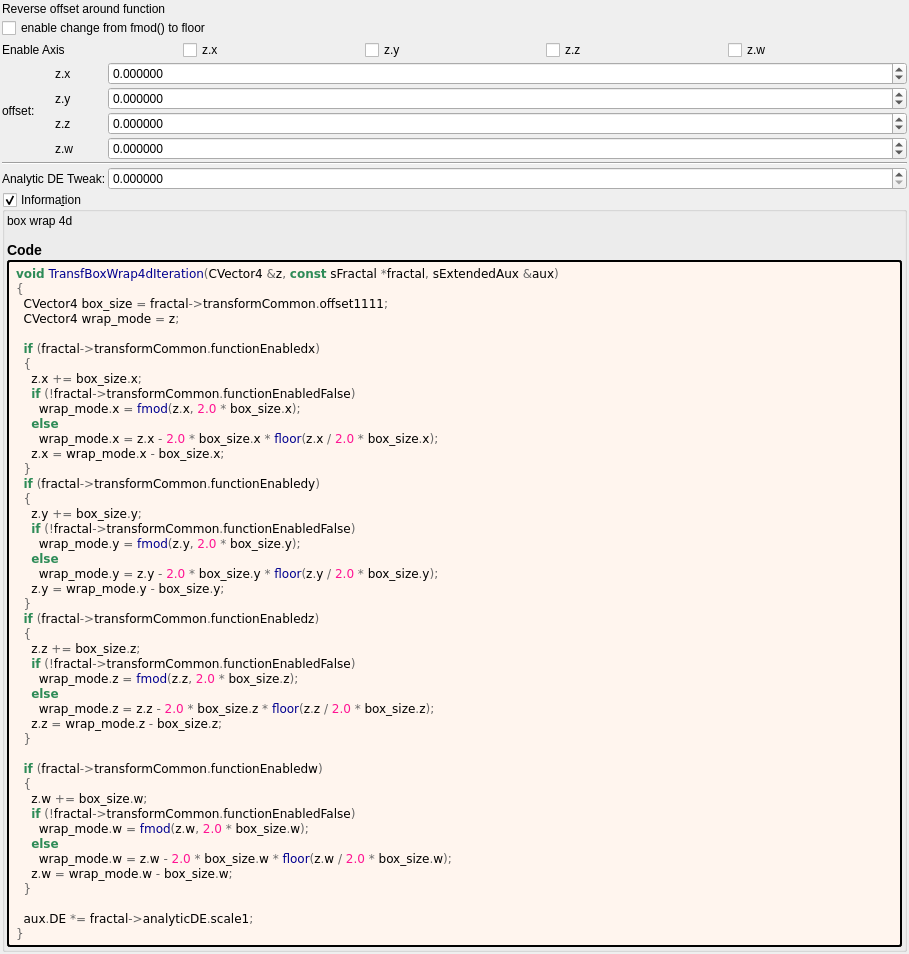
Before: the Qt Designer form mandelbulber2/formula/ui/transf_box_wrap4d.ui in buddhi1980/mandelbulber2, drawn with Qt 5.
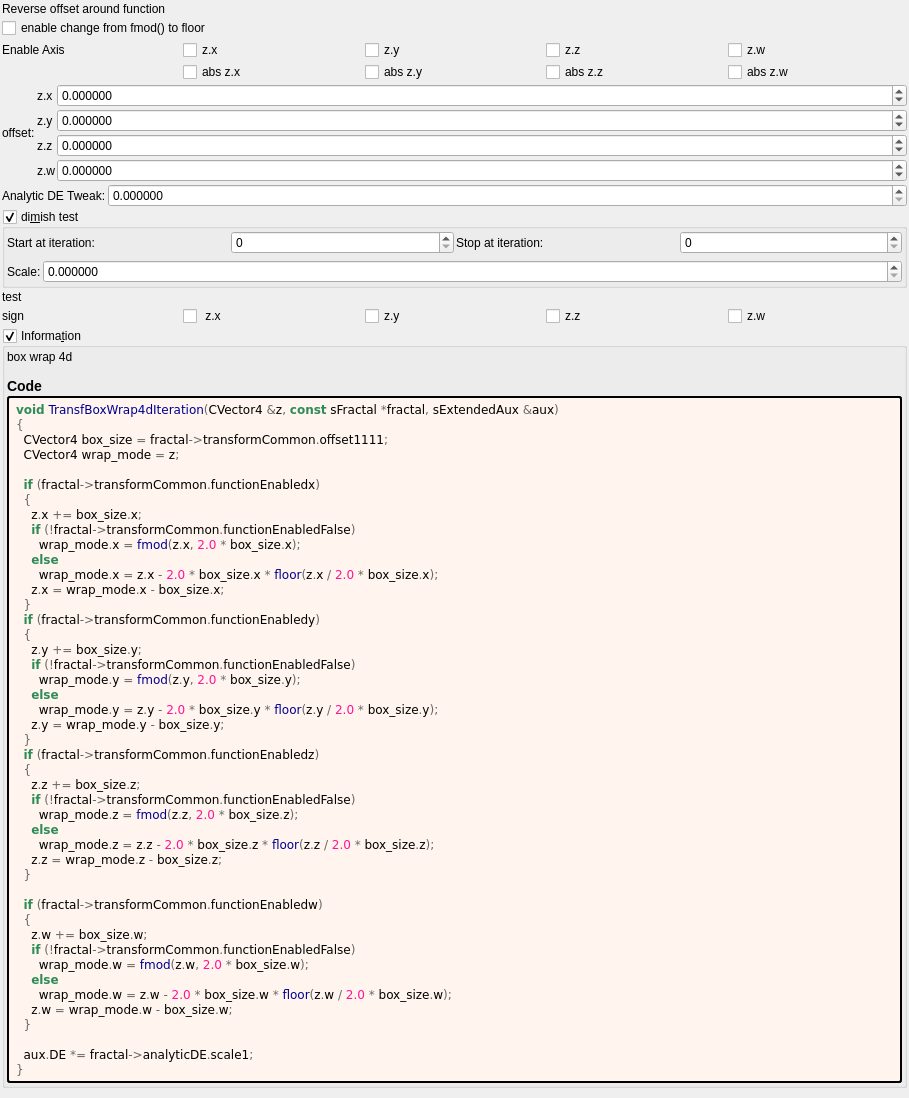
After: the same form once the commit is applied. Custom widgets are drawn as their Qt base class.

Commit message: transf_box_wrap4d.ui removed example 99% DE

The edit to the form file:
```diff
--- a/mandelbulber2/formula/ui/transf_box_wrap4d.ui
+++ b/mandelbulber2/formula/ui/transf_box_wrap4d.ui
@@ -7,7 +7,7 @@
     <x>0</x>
     <y>0</y>
     <width>909</width>
-    <height>910</height>
+    <height>1098</height>
    </rect>
   </property>
   <property name="windowTitle">
@@ -48,13 +48,6 @@
      <property name="spacing">
       <number>2</number>
      </property>
-     <item row="3" column="1">
-      <widget class="MyCheckBox" name="checkBox_transf_function_enabledx">
-       <property name="text">
-        <string notr="true">z.x</string>
-       </property>
-      </widget>
-     </item>
      <item row="3" column="0">
       <widget class="QLabel" name="label_72">
        <property name="text">
@@ -69,13 +62,6 @@
        </property>
       </widget>
      </item>
-     <item row="3" column="2">
-      <widget class="MyCheckBox" name="checkBox_transf_function_enabledy">
-       <property name="text">
-        <string notr="true">z.y</string>
-       </property>
-      </widget>
-     </item>
      <item row="3" column="4">
       <widget class="MyCheckBox" name="checkBox_transf_function_enabledw">
        <property name="text">
@@ -83,6 +69,48 @@
        </property>
       </widget>
      </item>
+     <item row="3" column="2">
+      <widget class="MyCheckBox" name="checkBox_transf_function_enabledy">
+       <property name="text">
+        <string notr="true">z.y</string>
+       </property>
+      </widget>
+     </item>
+     <item row="3" column="1">
+      <widget class="MyCheckBox" name="checkBox_transf_function_enabledx">
+       <property name="text">
+        <string notr="true">z.x</string>
+       </property>
+      </widget>
+     </item>
+     <item row="4" column="1">
+      <widget class="MyCheckBox" name="checkBox_transf_function_enabledx_false">
+       <property name="text">
+        <string notr="true">abs z.x</string>
+       </property>
+      </widget>
+     </item>
+     <item row="4" column="2">
+      <widget class="MyCheckBox" name="checkBox_transf_function_enabledy_false">
+       <property name="text">
+        <string notr="true">abs z.y</string>
+       </property>
+      </widget>
+     </item>
+     <item row="4" column="3">
+      <widget class="MyCheckBox" name="checkBox_transf_function_enabledz_false">
+       <property name="text">
+        <string notr="true">abs z.z</string>
+       </property>
+      </widget>
+     </item>
+     <item row="4" column="4">
+      <widget class="MyCheckBox" name="checkBox_transf_function_enabledw_false">
+       <property name="text">
+        <string notr="true">abs z.w</string>
+       </property>
+      </widget>
+     </item>
     </layout>
    </item>
    <item>
@@ -90,50 +118,8 @@
      <property name="spacing">
       <number>2</number>
      </property>
-     <item row="3" column="1">
-      <widget class="QLabel" name="label_121">
-       <property name="text">
-        <string notr="true">z.x</string>
-       </property>
-      </widget>
-     </item>
-     <item row="10" column="2">
-      <widget class="MyDoubleSpinBox" name="spinbox_analyticDE_scale_1">
-       <property name="sizePolicy">
-        <sizepolicy hsizetype="Minimum" vsizetype="Maximum">
-         <horstretch>0</horstretch>
-         <verstretch>0</verstretch>
-        </sizepolicy>
-       </property>
-       <property name="prefix">
-        <string/>
-       </property>
-       <property name="suffix">
-        <string/>
-       </property>
-       <property name="decimals">
-        <number>6</number>
-       </property>
-       <property name="minimum">
-        <double>0.000000000000000</double>
-       </property>
-       <property name="maximum">
-        <double>99.989999999999995</double>
-       </property>
-       <property name="singleStep">
-        <double>0.100000000000000</double>
-       </property>
-      </widget>
-     </item>
-     <item row="4" column="1">
-      <widget class="QLabel" name="label_124">
-       <property name="text">
-        <string notr="true">z.y</string>
-       </property>
-      </widget>
-     </item>
-     <item row="5" column="2">
-      <widget class="MyDoubleSpinBox" name="spinbox4_transf_offset_1111_z">
+     <item row="6" column="2">
+      <widget class="MyDoubleSpinBox" name="spinbox4_transf_offset_1111_w">
        <property name="sizePolicy">
         <sizepolicy hsizetype="Minimum" vsizetype="Maximum">
          <horstretch>0</horstretch>
@@ -188,6 +174,20 @@
        </property>
       </widget>
      </item>
+     <item row="4" column="1">
+      <widget class="QLabel" name="label_124">
+       <property name="text">
+        <string notr="true">z.y</string>
+       </property>
+      </widget>
+     </item>
+     <item row="3" column="1">
+      <widget class="QLabel" name="label_121">
+       <property name="text">
+        <string notr="true">z.x</string>
+       </property>
+      </widget>
+     </item>
      <item row="5" column="1">
       <widget class="QLabel" name="label_122">
        <property name="text">
@@ -202,15 +202,8 @@
        </property>
       </widget>
      </item>
-     <item row="8" column="0" colspan="3">
-      <widget class="Line" name="line_7">
-       <property name="orientation">
-        <enum>Qt::Horizontal</enum>
-       </property>
-      </widget>
-     </item>
-     <item row="6" column="2">
-      <widget class="MyDoubleSpinBox" name="spinbox4_transf_offset_1111_w">
+     <item row="5" column="2">
+      <widget class="MyDoubleSpinBox" name="spinbox4_transf_offset_1111_z">
        <property name="sizePolicy">
         <sizepolicy hsizetype="Minimum" vsizetype="Maximum">
          <horstretch>0</horstretch>
@@ -237,41 +230,6 @@
        </property>
       </widget>
      </item>
-     <item row="3" column="2">
-      <widget class="MyDoubleSpinBox" name="spinbox4_transf_offset_1111_x">
-       <property name="sizePolicy">
-        <sizepolicy hsizetype="Minimum" vsizetype="Maximum">
-         <horstretch>0</horstretch>
-         <verstretch>0</verstretch>
-        </sizepolicy>
-       </property>
-       <property name="prefix">
-        <string/>
-       </property>
-       <property name="suffix">
-        <string/>
-       </property>
-       <property name="decimals">
-        <number>6</number>
-       </property>
-       <property name="minimum">
-        <double>-99.989999999999995</double>
-       </property>
-       <property name="maximum">
-        <double>99.989999999999995</double>
-       </property>
-       <property name="singleStep">
-        <double>0.100000000000000</double>
-       </property>
-      </widget>
-     </item>
-     <item row="10" column="0" colspan="2">
-      <widget class="QLabel" name="label_112">
-       <property name="text">
-        <string>Analytic DE Tweak:</string>
-       </property>
-      </widget>
-     </item>
      <item row="4" column="0" rowspan="2">
       <widget class="QLabel" name="label_108">
        <property name="text">
@@ -279,6 +237,244 @@
        </property>
       </widget>
      </item>
+     <item row="3" column="2">
+      <widget class="MyDoubleSpinBox" name="spinbox4_transf_offset_1111_x">
+       <property name="sizePolicy">
+        <sizepolicy hsizetype="Minimum" vsizetype="Maximum">
+         <horstretch>0</horstretch>
+         <verstretch>0</verstretch>
+        </sizepolicy>
+       </property>
+       <property name="prefix">
+        <string/>
+       </property>
+       <property name="suffix">
+        <string/>
+       </property>
+       <property name="decimals">
+        <number>6</number>
+       </property>
+       <property name="minimum">
+        <double>-99.989999999999995</double>
+       </property>
+       <property name="maximum">
+        <double>99.989999999999995</double>
+       </property>
+       <property name="singleStep">
+        <double>0.100000000000000</double>
+       </property>
+      </widget>
+     </item>
+    </layout>
+   </item>
+   <item>
+    <layout class="QGridLayout" name="gridLayout_75" columnstretch="0,1">
+     <property name="spacing">
+      <number>2</number>
+     </property>
+     <item row="0" column="1">
+      <widget class="MyDoubleSpinBox" name="spinbox_analyticDE_scale_1">
+       <property name="sizePolicy">
+        <sizepolicy hsizetype="Minimum" vsizetype="Maximum">
+         <horstretch>0</horstretch>
+         <verstretch>0</verstretch>
+        </sizepolicy>
+       </property>
+       <property name="prefix">
+        <string/>
+       </property>
+       <property name="suffix">
+        <string/>
+       </property>
+       <property name="decimals">
+        <number>6</number>
+       </property>
+       <property name="minimum">
+        <double>0.000000000000000</double>
+       </property>
+       <property name="maximum">
+        <double>99.989999999999995</double>
+       </property>
+       <property name="singleStep">
+        <double>0.100000000000000</double>
+       </property>
+      </widget>
+     </item>
+     <item row="0" column="0">
+      <widget class="QLabel" name="label_112">
+       <property name="text">
+        <string>Analytic DE Tweak:</string>
+       </property>
+      </widget>
+     </item>
+    </layout>
+   </item>
+   <item>
+    <widget class="MyGroupBox" name="groupCheck_transf_function_enabledBx_false">
+     <property name="font">
+      <font>
+       <weight>50</weight>
+       <bold>false</bold>
+      </font>
+     </property>
+     <property name="title">
+      <string>di&amp;mish test</string>
+     </property>
+     <property name="checkable">
+      <bool>true</bool>
+     </property>
+     <layout class="QVBoxLayout" name="verticalLayout_3">
+      <property name="leftMargin">
+       <number>2</number>
+      </property>
+      <property name="topMargin">
+       <number>2</number>
+      </property>
+      <property name="rightMargin">
+       <number>2</number>
+      </property>
+      <property name="bottomMargin">
+       <number>2</number>
+      </property>
+      <item>
+       <layout class="QGridLayout" name="gridLayout_74">
+        <property name="spacing">
+         <number>2</number>
+        </property>
+        <item row="0" column="1">
+         <widget class="MySpinBox" name="spinboxInt_transf_start_iterations_D">
+          <property name="sizePolicy">
+           <sizepolicy hsizetype="Minimum" vsizetype="Maximum">
+            <horstretch>0</horstretch>
+            <verstretch>0</verstretch>
+           </sizepolicy>
+          </property>
+          <property name="maximum">
+           <number>999</number>
+          </property>
+         </widget>
+        </item>
+        <item row="0" column="0">
+         <widget class="QLabel" name="label_273">
+          <property name="text">
+           <string>Start at iteration:</string>
+          </property>
+         </widget>
+        </item>
+        <item row="0" column="2">
+         <widget class="QLabel" name="label_274">
+          <property name="text">
+           <string>Stop at iteration:</string>
+          </property>
+         </widget>
+        </item>
+        <item row="0" column="3">
+         <widget class="MySpinBox" name="spinboxInt_transf_stop_iterations_D1">
+          <property name="sizePolicy">
+           <sizepolicy hsizetype="Minimum" vsizetype="Maximum">
+            <horstretch>0</horstretch>
+            <verstretch>0</verstretch>
+           </sizepolicy>
+          </property>
+          <property name="maximum">
+           <number>999</number>
+          </property>
+         </widget>
+        </item>
+       </layout>
+      </item>
+      <item>
+       <layout class="QGridLayout" name="gridLayout_5" columnstretch="0,1">
+        <property name="spacing">
+         <number>2</number>
+        </property>
+        <item row="0" column="0">
+         <widget class="QLabel" name="label_37">
+          <property name="text">
+           <string>Scale:</string>
+          </property>
+         </widget>
+        </item>
+        <item row="0" column="1">
+         <widget class="MyDoubleSpinBox" name="spinbox_transf_scale_1">
+          <property name="sizePolicy">
+           <sizepolicy hsizetype="Minimum" vsizetype="Maximum">
+            <horstretch>0</horstretch>
+            <verstretch>0</verstretch>
+           </sizepolicy>
+          </property>
+          <property name="prefix">
+           <string/>
+          </property>
+          <property name="suffix">
+           <string/>
+          </property>
+          <property name="decimals">
+           <number>6</number>
+          </property>
+          <property name="minimum">
+           <double>0.000000000000000</double>
+          </property>
+          <property name="maximum">
+           <double>99.989999999999995</double>
+          </property>
+          <property name="singleStep">
+           <double>0.100000000000000</double>
+          </property>
+         </widget>
+        </item>
+       </layout>
+      </item>
+     </layout>
+    </widget>
+   </item>
+   <item>
+    <layout class="QGridLayout" name="gridLayout_82">
+     <property name="spacing">
+      <number>2</number>
+     </property>
+     <item row="3" column="0">
+      <widget class="QLabel" name="label_73">
+       <property name="text">
+        <string>test</string>
+       </property>
+      </widget>
+     </item>
+     <item row="4" column="1">
+      <widget class="MyCheckBox" name="checkBox_transf_function_enabledAx_false">
+       <property name="text">
+        <string notr="true"> z.x</string>
+       </property>
+      </widget>
+     </item>
+     <item row="4" column="2">
+      <widget class="MyCheckBox" name="checkBox_transf_function_enabledAy_false">
+       <property name="text">
+        <string notr="true">z.y</string>
+       </property>
+      </widget>
+     </item>
+     <item row="4" column="3">
+      <widget class="MyCheckBox" name="checkBox_transf_function_enabledAz_false">
+       <property name="text">
+        <string notr="true">z.z</string>
+       </property>
+      </widget>
+     </item>
+     <item row="4" column="4">
+      <widget class="MyCheckBox" name="checkBox_transf_function_enabledAw_false">
+       <property name="text">
+        <string notr="true">z.w</string>
+       </property>
+      </widget>
+     </item>
+     <item row="4" column="0">
+      <widget class="QLabel" name="label_74">
+       <property name="text">
+        <string>sign</string>
+       </property>
+      </widget>
+     </item>
     </layout>
    </item>
    <item>
@@ -411,6 +607,11 @@
   </layout>
  </widget>
  <customwidgets>
+  <customwidget>
+   <class>MyDoubleSpinBox</class>
+   <extends>QDoubleSpinBox</extends>
+   <header>my_double_spin_box.h</header>
+  </customwidget>
   <customwidget>
    <class>MyGroupBox</class>
    <extends>QGroupBox</extends>
@@ -418,9 +619,9 @@
    <container>1</container>
   </customwidget>
   <customwidget>
-   <class>MyDoubleSpinBox</class>
-   <extends>QDoubleSpinBox</extends>
-   <header>my_double_spin_box.h</header>
+   <class>MySpinBox</class>
+   <extends>QSpinBox</extends>
+   <header>my_spin_box.h</header>
   </customwidget>
   <customwidget>
    <class>MyCheckBox</class>
```
Left out of the diff: 99 changed lines with no effect on the pictures. The commit also changes 3 other files.
